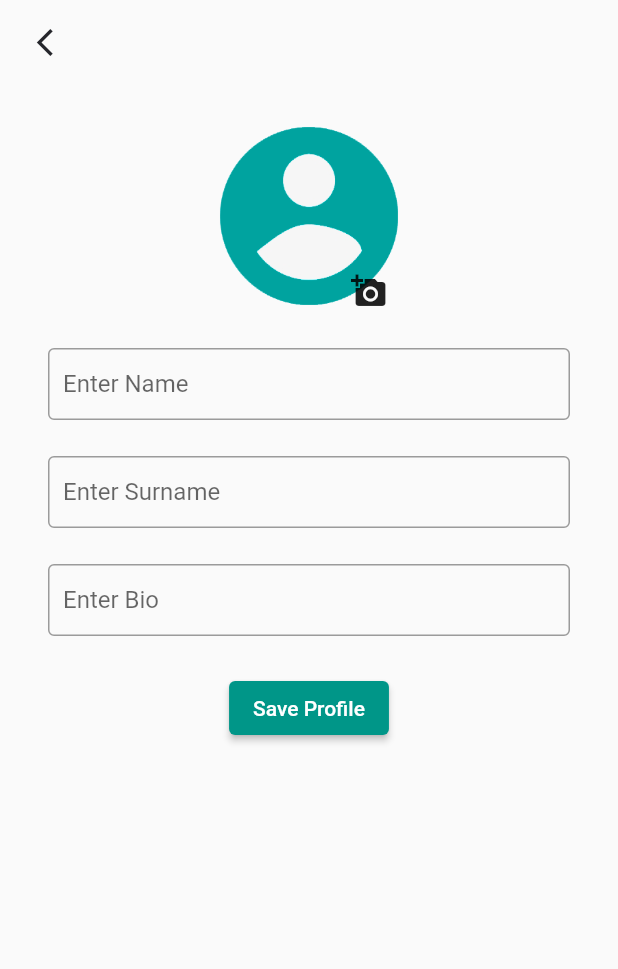
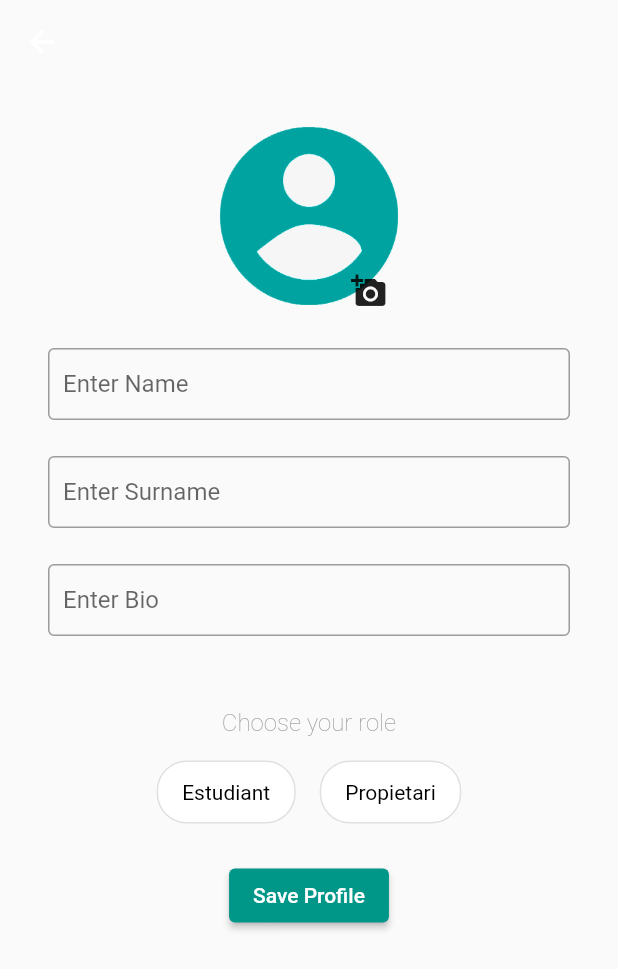
Before and after one commit to Meeeri08/NiuUniversitari, a Flutter app: the Profile screen opened directly, on a phone screen of 412 x 824 dp. Shown: the top 969 px of the screen. Run offline on Flutter 3.47's test engine with Material 2 defaults, Android fonts, the phone set to English and light mode, and no system bars; our stand-ins replace appinio_swiper, cloud_firestore, expandable_text, firebase_auth, firebase_core, firebase_storage and 10 more; missing offline and left inert: dart:ffi; accounts and stored records are empty.

Commit message:
added role

```diff
--- a/lib/pages/profile_page.dart
+++ b/lib/pages/profile_page.dart
@@ -5,6 +5,7 @@ import 'package:flutter/material.dart';
 import 'package:cloud_firestore/cloud_firestore.dart';
 import 'package:image_picker/image_picker.dart';
 import 'package:http/http.dart' as http;
+import 'package:jobapp/pages/home_page.dart';
 
 import '../utils/utils.dart';
 
@@ -21,6 +22,7 @@ class _ProfileState extends State<Profile> {
   bool isLoadingImage = false;
   ImageProvider? profileImageProvider;
   bool _isDisposed = false;
+  String? selectedRole;
 
   @override
   void dispose() {
@@ -72,10 +74,12 @@ class _ProfileState extends State<Profile> {
         });
       }
     } else {
-      setState(() {
-        profileImageProvider = null;
-        isLoadingImage = false;
-      });
+      if (!_isDisposed && mounted) {
+        setState(() {
+          profileImageProvider = null;
+          isLoadingImage = false;
+        });
+      }
     }
   }
 
@@ -83,6 +87,8 @@ class _ProfileState extends State<Profile> {
   final TextEditingController nameController = TextEditingController();
   final TextEditingController surnameController = TextEditingController();
   final TextEditingController bioController = TextEditingController();
+  final TextEditingController roleController = TextEditingController();
+
   final user = FirebaseAuth.instance.currentUser;
 
   void selectImage() async {
@@ -106,16 +112,20 @@ class _ProfileState extends State<Profile> {
     String name = nameController.text;
     String surname = surnameController.text;
     String bio = bioController.text;
+    String role = roleController.text;
 
     // Retain the existing email and id values
     userData!['email'] ??= '';
     userData!['id'] ??= '';
 
     // Guardar los datos en Firestore
-    await FirebaseFirestore.instance
-        .collection('users')
-        .doc(userId)
-        .set({...userData!, 'name': name, 'surname': surname, 'bio': bio});
+    await FirebaseFirestore.instance.collection('users').doc(userId).set({
+      ...userData!,
+      'name': name,
+      'surname': surname,
+      'bio': bio,
+      'role': role
+    });
 
     // Guardar la imagen en Firebase Storage
     if (_image != null) {
@@ -146,17 +156,6 @@ class _ProfileState extends State<Profile> {
       appBar: AppBar(
         backgroundColor: Colors.transparent,
         elevation: 0,
-        leading: Padding(
-          padding: EdgeInsets.only(left: 15.0),
-          child: IconButton(
-            icon: Icon(Icons.arrow_back_ios),
-            iconSize: 22,
-            color: Color(0xff25262b),
-            onPressed: () {
-              Navigator.of(context).pop();
-            },
-          ),
-        ),
       ),
       body: Center(
         child: Container(
@@ -222,8 +221,85 @@ class _ProfileState extends State<Profile> {
                 ),
               ),
               const SizedBox(height: 24),
+              const SizedBox(height: 24),
+              Text(
+                'Choose your role',
+                style: TextStyle(
+                    fontSize: 16,
+                    fontWeight: FontWeight.w200,
+                    color: Colors.grey),
+              ),
+              SizedBox(height: 16),
+              Row(
+                mainAxisAlignment: MainAxisAlignment.center,
+                children: [
+                  GestureDetector(
+                    onTap: () {
+                      setState(() {
+                        selectedRole = 'Estudiant';
+                      });
+                    },
+                    child: Container(
+                      decoration: BoxDecoration(
+                        color: selectedRole == 'Estudiant'
+                            ? Colors.teal
+                            : Colors.white,
+                        borderRadius: BorderRadius.circular(20),
+                        border: Border.all(color: Colors.grey.shade300),
+                      ),
+                      child: Padding(
+                        padding: const EdgeInsets.symmetric(
+                            vertical: 12, horizontal: 16),
+                        child: Text(
+                          'Estudiant',
+                          style: TextStyle(
+                            color: selectedRole == 'Estudiant'
+                                ? Colors.white
+                                : Colors.black,
+                          ),
+                        ),
+                      ),
+                    ),
+                  ),
+                  SizedBox(width: 16),
+                  GestureDetector(
+                    onTap: () {
+                      setState(() {
+                        selectedRole = 'Propietari';
+                      });
+                    },
+                    child: Container(
+                      decoration: BoxDecoration(
+                        color: selectedRole == 'Propietari'
+                            ? Colors.teal
+                            : Colors.white,
+                        borderRadius: BorderRadius.circular(20),
+                        border: Border.all(color: Colors.grey.shade300),
+                      ),
+                      child: Padding(
+                        padding: const EdgeInsets.symmetric(
+                            vertical: 12, horizontal: 16),
+                        child: Text(
+                          'Propietari',
+                          style: TextStyle(
+                            color: selectedRole == 'Propietari'
+                                ? Colors.white
+                                : Colors.black,
+                          ),
+                        ),
+                      ),
+                    ),
+                  ),
+                ],
+              ),
+              const SizedBox(height: 24),
               ElevatedButton(
-                onPressed: saveProfile,
+                onPressed: () {
+                  saveProfile();
+                  Navigator.of(context).pushReplacement(
+                    MaterialPageRoute(builder: (context) => HomePage()),
+                  );
+                },
                 child: const Text('Save Profile'),
               ),
             ],
```
